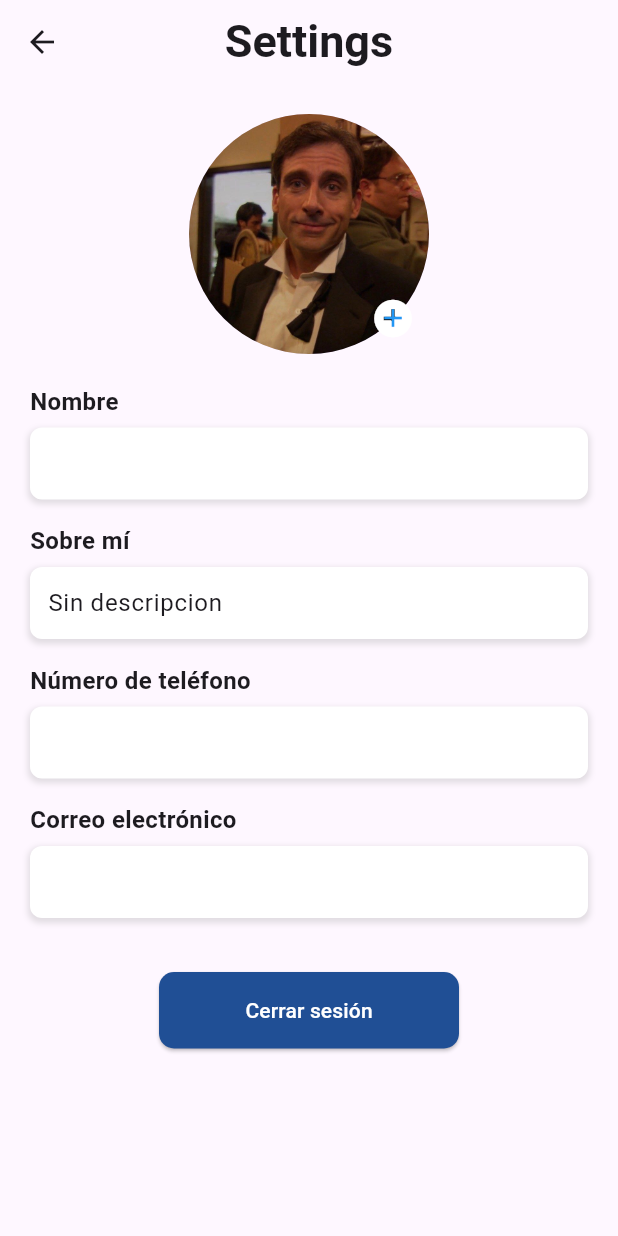
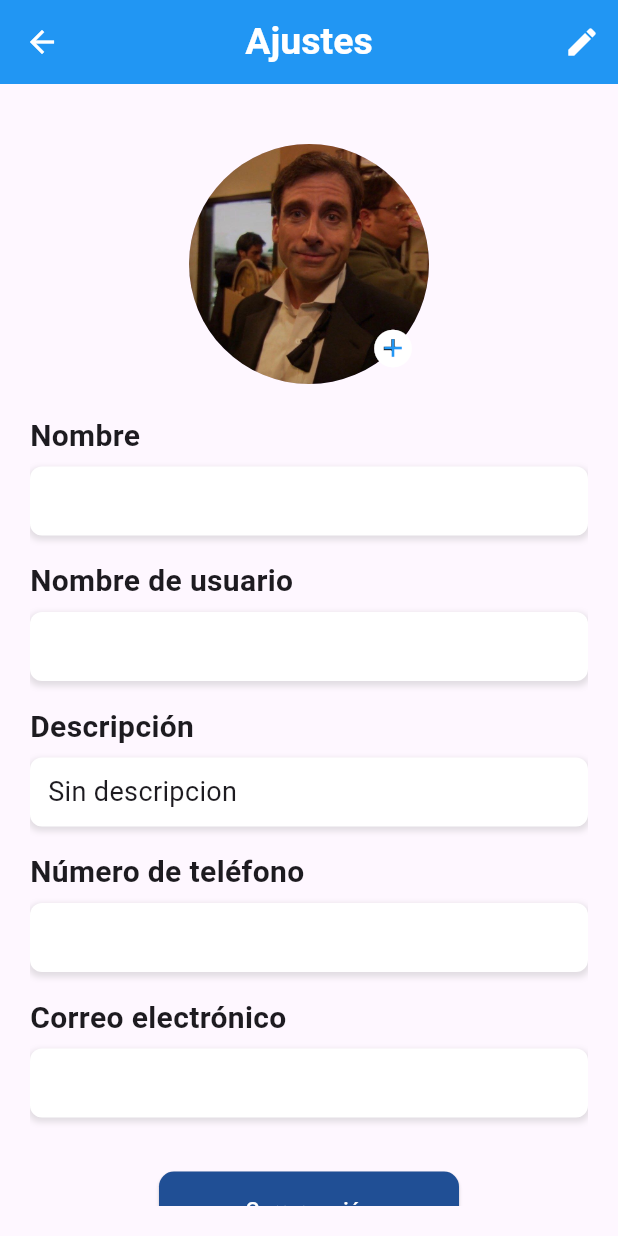
Before and after one commit to JuanSebLopez/edupro, a Flutter app: the SettingsPage screen opened by its route, after a tap on the "add circle" icon, on a phone screen of 412 x 824 dp. Run offline on Flutter 3.47's test engine with Material 3 defaults, Android fonts, the phone set to English and light mode, and no system bars; our stand-ins replace cloud_firestore, firebase_core, get, google_fonts, shared_preferences; accounts and stored records are empty.

Commit message:
cargada la nueva vista de settings y aplicada la logica del modificar

```diff
--- a/lib/ui/views/home/settings_screen.dart
+++ b/lib/ui/views/home/settings_screen.dart
@@ -1,3 +1,6 @@
+import 'package:edupro/models/result.dart';
+import 'package:edupro/services/auth_service.dart';
+import 'package:edupro/shared/widgets/warnings/warning_snackbar.dart';
 import 'package:flutter/material.dart';
 import 'package:get/get.dart';
 import 'package:shared_preferences/shared_preferences.dart';
@@ -12,8 +15,17 @@ class SettingsPage extends StatefulWidget {
 
 class _SettingsPageState extends State<SettingsPage> {
   String _userName = '';
-  String _email = '';
-  String _phoneNumber = '';
+  String _username = '';
+  String _userProfile = '';
+  String _userEmail = '';
+  String _userPhoneNumber = '';
+
+  bool _isEditing = false;
+
+  final AuthService _authService = AuthService();
+  final TextEditingController usernameController = TextEditingController();
+  final TextEditingController profileController = TextEditingController();
+  final TextEditingController phoneNumberController = TextEditingController();
 
   @override
   void initState() {
@@ -25,9 +37,80 @@ class _SettingsPageState extends State<SettingsPage> {
     SharedPreferences prefs = await SharedPreferences.getInstance();
     setState(() {
       _userName = prefs.getString('userName') ?? 'Sin nombre';
-      _email = prefs.getString('userEmail') ?? 'Sin correo';
-      // Asegúrate de almacenar y recuperar el número de teléfono en el registro e inicio de sesión
-      _phoneNumber = prefs.getString('userPhoneNumber') ?? 'Sin número';
+      _username = prefs.getString('username') ?? 'Sin nombre de usuario';
+      _userProfile = prefs.getString('userProfile') ?? 'Sin descripcion';
+      _userEmail = prefs.getString('userEmail') ?? 'Sin correo';
+      _userPhoneNumber = prefs.getString('userPhoneNumber') ?? 'Sin número';
+
+      usernameController.text = _username;
+      profileController.text = _userProfile;
+      phoneNumberController.text = _userPhoneNumber;
+    });
+  }
+
+  @override
+  void dispose() {
+    usernameController.dispose();
+    profileController.dispose();
+    phoneNumberController.dispose();
+    super.dispose();
+  }
+
+  void _toggleEditing() {
+    setState(() {
+      _isEditing = !_isEditing;
+    });
+  }
+
+  void _modUser() async {
+    if (usernameController.text.trim().isEmpty ||
+        phoneNumberController.text.trim().isEmpty) {
+      WarningSnackbar.show(context,
+          "El nombre de usuario y el número de teléfono no pueden ser nulos");
+      return;
+    }
+
+    Map<String, dynamic> userData = {};
+
+    // Añadir campos solo si no están vacíos
+    if (usernameController.text.trim().isNotEmpty) {
+      userData['username'] = usernameController.text.trim();
+    }
+    if (profileController.text.trim().isNotEmpty) {
+      userData['profile'] = profileController.text.trim();
+    }
+    if (phoneNumberController.text.trim().isNotEmpty) {
+      userData['phoneNumber'] = phoneNumberController.text.trim();
+    }
+
+    _saveUserData();
+    Result result = await _authService.updateUser(userData);
+
+    if (!mounted) return;
+
+    if (result.success) {
+      showDialog(
+        context: context,
+        builder: (BuildContext context) {
+          return const AlertDialog(
+            title: Text("Modificación exitosa"),
+            content: Text("El usuario ha sido modificado exitosamente."),
+          );
+        },
+      );
+    }
+  }
+
+  void _saveUserData() async {
+    SharedPreferences prefs = await SharedPreferences.getInstance();
+    prefs.setString('username', usernameController.text);
+    prefs.setString('userProfile', profileController.text);
+    prefs.setString('userPhoneNumber', phoneNumberController.text);
+    setState(() {
+      _username = usernameController.text;
+      _userProfile = profileController.text;
+      _userPhoneNumber = phoneNumberController.text;
+      _isEditing = false;
     });
   }
 
@@ -36,13 +119,24 @@ class _SettingsPageState extends State<SettingsPage> {
     return Scaffold(
       appBar: AppBar(
         title: const Text(
-          "Settings",
+          'Ajustes',
           style: TextStyle(
+            color: Colors.white,
             fontWeight: FontWeight.bold,
-            fontSize: 30.0,
+            fontSize: 25.0,
           ),
         ),
+        backgroundColor: Colors.blue,
+        iconTheme: const IconThemeData(
+          color: Colors.white,
+        ),
         centerTitle: true,
+        actions: <Widget>[
+          IconButton(
+            icon: _isEditing ? const Icon(Icons.check) : const Icon(Icons.edit),
+            onPressed: _isEditing ? _modUser : _toggleEditing,
+          ),
+        ],
         leading: IconButton(
           icon: const Icon(Icons.arrow_back),
           onPressed: () {
@@ -56,51 +150,20 @@ class _SettingsPageState extends State<SettingsPage> {
           child: Column(
             crossAxisAlignment: CrossAxisAlignment.center,
             children: <Widget>[
-              const SizedBox(height: 0),
-              Stack(
-                alignment: Alignment.bottomRight,
-                children: [
-                  GestureDetector(
-                    onTap: () {
-                      // Agregar aquí la lógica para abrir la galería
-                    },
-                    child: const CircleAvatar(
-                      radius: 80.0,
-                      backgroundImage: AssetImage('assets/images/michael.jpg'),
-                    ),
-                  ),
-                  IconButton(
-                    alignment: Alignment.center,
-                    onPressed: () {
-                      // Agregar aquí la lógica necesaria
-                    },
-                    icon: const Stack(
-                      alignment: Alignment.center,
-                      children: [
-                        Icon(
-                          Icons.add_circle,
-                          color: Colors.white,
-                          size: 30,
-                        ),
-                        Icon(
-                          Icons.add,
-                          color: Colors.blue,
-                          size: 20,
-                        ),
-                      ],
-                    ),
-                  ),
-                ],
-              ),
+              const SizedBox(height: 20.0),
+              _buildProfileImage(),
               const SizedBox(height: 20.0),
               _buildSettingsField('Nombre', _userName),
-              _buildSettingsField('Sobre mí', 'Sin descripcion'),
-              _buildSettingsField('Número de teléfono', _phoneNumber),
-              _buildSettingsField('Correo electrónico', _email),
+              _buildEditableSettingsField(
+                  'Nombre de usuario', _username, usernameController),
+              _buildEditableSettingsField(
+                  'Descripción', _userProfile, profileController),
+              _buildEditableSettingsField('Número de teléfono',
+                  _userPhoneNumber, phoneNumberController),
+              _buildSettingsField('Correo electrónico', _userEmail),
               const SizedBox(height: 20.0),
               ElevatedButton(
                 onPressed: () {
-                  // Acción del botón
                   Get.toNamed('/home');
                 },
                 style: ElevatedButton.styleFrom(
@@ -122,6 +185,40 @@ class _SettingsPageState extends State<SettingsPage> {
     );
   }
 
+  Widget _buildProfileImage() {
+    return Stack(
+      alignment: Alignment.bottomRight,
+      children: [
+        GestureDetector(
+          onTap: () {},
+          child: const CircleAvatar(
+            radius: 80.0,
+            backgroundImage: AssetImage('assets/images/michael.jpg'),
+          ),
+        ),
+        IconButton(
+          alignment: Alignment.center,
+          onPressed: () {},
+          icon: const Stack(
+            alignment: Alignment.center,
+            children: [
+              Icon(
+                Icons.add_circle,
+                color: Colors.white,
+                size: 30,
+              ),
+              Icon(
+                Icons.add,
+                color: Colors.blue,
+                size: 20,
+              ),
+            ],
+          ),
+        ),
+      ],
+    );
+  }
+
   Widget _buildSettingsField(String label, String value) {
     return Column(
       crossAxisAlignment: CrossAxisAlignment.start,
@@ -129,13 +226,14 @@ class _SettingsPageState extends State<SettingsPage> {
         Text(
           label,
           style: const TextStyle(
-            fontSize: 16.0,
+            fontSize: 20.0,
             fontWeight: FontWeight.bold,
           ),
         ),
         const SizedBox(height: 6.0),
         Container(
-          padding: const EdgeInsets.symmetric(horizontal: 12.0),
+          constraints: const BoxConstraints(minWidth: 400, maxWidth: 600),
+          padding: const EdgeInsets.symmetric(horizontal: 12.0, vertical: 10.0),
           decoration: BoxDecoration(
             color: Colors.white,
             borderRadius: BorderRadius.circular(8.0),
@@ -148,17 +246,63 @@ class _SettingsPageState extends State<SettingsPage> {
               ),
             ],
           ),
-          child: TextFormField(
-            initialValue: value,
-            readOnly: true,
-            decoration: InputDecoration(
-              border: InputBorder.none,
-              hintText: value,
-            ),
+          child: Column(
+            crossAxisAlignment: CrossAxisAlignment.start,
+            children: [
+              Text(
+                value,
+                style: const TextStyle(fontSize: 18.0),
+              ),
+            ],
           ),
         ),
         const SizedBox(height: 16.0),
       ],
     );
   }
+
+  Widget _buildEditableSettingsField(
+      String label, String value, TextEditingController controller) {
+    if (_isEditing) {
+      return Column(
+        crossAxisAlignment: CrossAxisAlignment.start,
+        children: [
+          Text(
+            label,
+            style: const TextStyle(
+              fontSize: 20.0,
+              fontWeight: FontWeight.bold,
+            ),
+          ),
+          const SizedBox(height: 6.0),
+          Container(
+            constraints: const BoxConstraints(minWidth: 400, maxWidth: 600),
+            padding:
+                const EdgeInsets.symmetric(horizontal: 12.0, vertical: 10.0),
+            decoration: BoxDecoration(
+              color: Colors.white,
+              borderRadius: BorderRadius.circular(8.0),
+              boxShadow: [
+                BoxShadow(
+                  color: Colors.grey.withOpacity(0.3),
+                  spreadRadius: 1,
+                  blurRadius: 3,
+                  offset: const Offset(0, 2),
+                ),
+              ],
+            ),
+            child: TextFormField(
+              controller: controller,
+              decoration: const InputDecoration(
+                border: InputBorder.none,
+              ),
+            ),
+          ),
+          const SizedBox(height: 16.0),
+        ],
+      );
+    } else {
+      return _buildSettingsField(label, value);
+    }
+  }
 }
```
Also changed, not shown: lib/services/auth_service.dart (+47 -0 lines).
